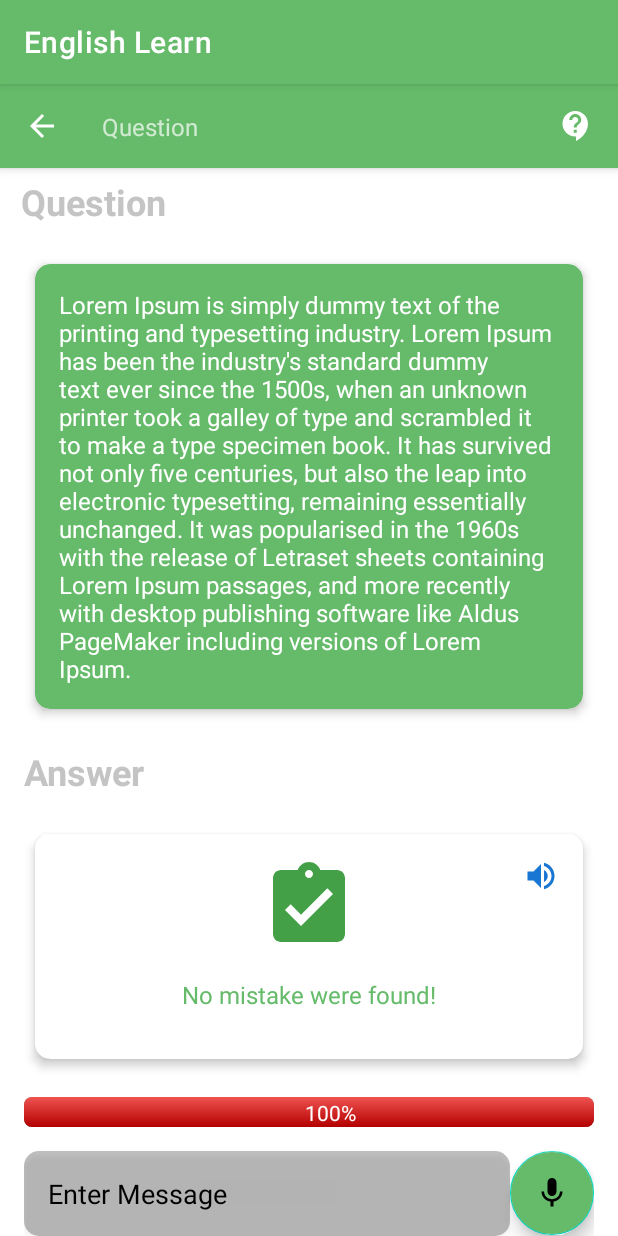
After one commit to icksannugrahaa/Pronunciation-Learning-with-Translator, an Android app: the BasicQuestionActivity screen opened directly, with no data from a screen before it, on a phone screen of 412 x 824 dp. The commit adds this screen. Run offline under Robolectric (Android 15) with nearby library versions, the light colour scheme and no system bars; 1 statement that could not run was skipped.

Commit message:
Adding Basic Question UI

```diff
--- a/apps/app/src/main/AndroidManifest.xml
+++ b/apps/app/src/main/AndroidManifest.xml
@@ -9,7 +9,9 @@
         android:roundIcon="@mipmap/ic_launcher_round"
         android:supportsRtl="true"
         android:theme="@style/Theme.EnglishLearn">
-        <activity android:name=".ui.login.LoginActivity"
+        <activity android:name=".ui.question.BasicQuestionActivity"></activity>
+        <activity
+            android:name=".ui.login.LoginActivity"
             android:theme="@style/Theme.EnglishLearn.NoActionBar" />
         <activity
             android:name=".ui.main.MainActivity"
--- a/apps/app/src/main/java/com/ninepm/english/learn/ui/main/MainActivity.kt
+++ b/apps/app/src/main/java/com/ninepm/english/learn/ui/main/MainActivity.kt
@@ -4,9 +4,9 @@ import android.content.Intent
 import androidx.appcompat.app.AppCompatActivity
 import android.os.Bundle
 import android.util.DisplayMetrics
-import com.ninepm.english.learn.R
 import com.ninepm.english.learn.databinding.ActivityMainBinding
 import com.ninepm.english.learn.ui.login.LoginActivity
+import com.ninepm.english.learn.ui.question.BasicQuestionActivity
 import com.ninepm.english.learn.utils.AnimationUtils.Companion.setAnimFlyUp
 import kotlinx.coroutines.*
 
@@ -19,7 +19,7 @@ class MainActivity : AppCompatActivity() {
         setContentView(binding.root)
         setAnim()
         binding.btnTry.setOnClickListener {
-            Intent(this, LessonActivity::class.java).apply {
+            Intent(this, BasicQuestionActivity::class.java).apply {
                 startActivity(this)
             }
         }
--- /dev/null
+++ b/apps/app/src/main/java/com/ninepm/english/learn/ui/question/BasicQuestionActivity.kt
@@ -0,0 +1,29 @@
+package com.ninepm.english.learn.ui.question
+
+import androidx.appcompat.app.AppCompatActivity
+import android.os.Bundle
+import android.view.View
+import com.ninepm.english.learn.R
+import com.ninepm.english.learn.databinding.ActivityQuestionBasicBinding
+import com.ninepm.english.learn.databinding.QuestionBasicContentDetailBinding
+
+class BasicQuestionActivity : AppCompatActivity() , View.OnClickListener {
+    private lateinit var binding: QuestionBasicContentDetailBinding
+
+    override fun onCreate(savedInstanceState: Bundle?) {
+        super.onCreate(savedInstanceState)
+        val basicQuestionActivity = ActivityQuestionBasicBinding.inflate(layoutInflater)
+        basicQuestionActivity.txtBack.setOnClickListener(this)
+        binding = basicQuestionActivity.questionBasicContentDetail
+        setSupportActionBar(basicQuestionActivity.lessonToolbar)
+        setContentView(basicQuestionActivity.root)
+    }
+
+    override fun onClick(v: View?) {
+        when(v?.id) {
+            R.id.txt_back -> {
+                finish()
+            }
+        }
+    }
+}
--- /dev/null
+++ b/apps/app/src/main/res/drawable/ic_arrow_back_white.xml
@@ -0,0 +1,5 @@
+<vector android:height="24dp" android:tint="#FFFFFF"
+    android:viewportHeight="24" android:viewportWidth="24"
+    android:width="24dp" xmlns:android="http://schemas.android.com/apk/res/android">
+    <path android:fillColor="@android:color/white" android:pathData="M20,11H7.83l5.59,-5.59L12,4l-8,8 8,8 1.41,-1.41L7.83,13H20v-2z"/>
+</vector>
--- /dev/null
+++ b/apps/app/src/main/res/drawable/ic_assignment_green.xml
@@ -0,0 +1,5 @@
+<vector android:height="64dp" android:tint="#43A047"
+    android:viewportHeight="24" android:viewportWidth="24"
+    android:width="64dp" xmlns:android="http://schemas.android.com/apk/res/android">
+    <path android:fillColor="@android:color/white" android:pathData="M19,3h-4.18C14.4,1.84 13.3,1 12,1c-1.3,0 -2.4,0.84 -2.82,2L5,3c-1.1,0 -2,0.9 -2,2v14c0,1.1 0.9,2 2,2h14c1.1,0 2,-0.9 2,-2L21,5c0,-1.1 -0.9,-2 -2,-2zM12,3c0.55,0 1,0.45 1,1s-0.45,1 -1,1 -1,-0.45 -1,-1 0.45,-1 1,-1zM10,17l-4,-4 1.41,-1.41L10,14.17l6.59,-6.59L18,9l-8,8z"/>
+</vector>
--- /dev/null
+++ b/apps/app/src/main/res/drawable/ic_contact_support_white.xml
@@ -0,0 +1,5 @@
+<vector android:autoMirrored="true" android:height="24dp"
+    android:tint="#FFFFFF" android:viewportHeight="24"
+    android:viewportWidth="24" android:width="24dp" xmlns:android="http://schemas.android.com/apk/res/android">
+    <path android:fillColor="@android:color/white" android:pathData="M11.5,2C6.81,2 3,5.81 3,10.5S6.81,19 11.5,19h0.5v3c4.86,-2.34 8,-7 8,-11.5C20,5.81 16.19,2 11.5,2zM12.5,16.5h-2v-2h2v2zM12.5,13h-2c0,-3.25 3,-3 3,-5 0,-1.1 -0.9,-2 -2,-2s-2,0.9 -2,2h-2c0,-2.21 1.79,-4 4,-4s4,1.79 4,4c0,2.5 -3,2.75 -3,5z"/>
+</vector>
--- /dev/null
+++ b/apps/app/src/main/res/drawable/ic_mic_white.xml
@@ -0,0 +1,5 @@
+<vector android:height="24dp" android:tint="#FFFFFF"
+    android:viewportHeight="24" android:viewportWidth="24"
+    android:width="24dp" xmlns:android="http://schemas.android.com/apk/res/android">
+    <path android:fillColor="@android:color/white" android:pathData="M12,14c1.66,0 2.99,-1.34 2.99,-3L15,5c0,-1.66 -1.34,-3 -3,-3S9,3.34 9,5v6c0,1.66 1.34,3 3,3zM17.3,11c0,3 -2.54,5.1 -5.3,5.1S6.7,14 6.7,11L5,11c0,3.41 2.72,6.23 6,6.72L11,21h2v-3.28c3.28,-0.48 6,-3.3 6,-6.72h-1.7z"/>
+</vector>
--- /dev/null
+++ b/apps/app/src/main/res/drawable/ic_volume_up_blue.xml
@@ -0,0 +1,5 @@
+<vector android:height="24dp" android:tint="#1976D2"
+    android:viewportHeight="24" android:viewportWidth="24"
+    android:width="24dp" xmlns:android="http://schemas.android.com/apk/res/android">
+    <path android:fillColor="@android:color/white" android:pathData="M3,9v6h4l5,5L12,4L7,9L3,9zM16.5,12c0,-1.77 -1.02,-3.29 -2.5,-4.03v8.05c1.48,-0.73 2.5,-2.25 2.5,-4.02zM14,3.23v2.06c2.89,0.86 5,3.54 5,6.71s-2.11,5.85 -5,6.71v2.06c4.01,-0.91 7,-4.49 7,-8.77s-2.99,-7.86 -7,-8.77z"/>
+</vector>
--- /dev/null
+++ b/apps/app/src/main/res/drawable/progress_bar_custom.xml
@@ -0,0 +1,40 @@
+<?xml version="1.0" encoding="utf-8"?>
+<layer-list xmlns:android="http://schemas.android.com/apk/res/android">
+    <item android:id="@android:id/background">
+        <shape>
+            <corners android:radius="5dip" />
+            <gradient
+                android:angle="270"
+                android:centerColor="#ff5a5d5a"
+                android:centerY="0.75"
+                android:endColor="#ff747674"
+                android:startColor="#ff9d9e9d" />
+        </shape>
+    </item>
+
+    <item android:id="@android:id/secondaryProgress">
+        <clip>
+            <shape>
+                <corners android:radius="5dip" />
+                <gradient
+                    android:angle="270"
+                    android:centerColor="#80ffb600"
+                    android:centerY="0.75"
+                    android:endColor="#a0ffcb00"
+                    android:startColor="#80ffd300" />
+            </shape>
+        </clip>
+    </item>
+    <item android:id="@android:id/progress">
+        <clip>
+            <shape>
+                <corners android:radius="5dip" />
+                <gradient
+                    android:angle="270"
+                    android:endColor="#B30000"
+                    android:startColor="#EF5350" />
+            </shape>
+        </clip>
+    </item>
+
+</layer-list>
--- /dev/null
+++ b/apps/app/src/main/res/drawable/rounded_btn.xml
@@ -0,0 +1,6 @@
+<?xml version="1.0" encoding="utf-8"?>
+<shape xmlns:android="http://schemas.android.com/apk/res/android"
+    android:shape="rectangle">
+    <corners android:radius="10dp"/>
+    <solid android:color="#42000000" />
+</shape>
--- /dev/null
+++ b/apps/app/src/main/res/layout/activity_question_basic.xml
@@ -0,0 +1,79 @@
+<?xml version="1.0" encoding="utf-8"?>
+<androidx.coordinatorlayout.widget.CoordinatorLayout xmlns:android="http://schemas.android.com/apk/res/android"
+    xmlns:app="http://schemas.android.com/apk/res-auto"
+    xmlns:tools="http://schemas.android.com/tools"
+    android:layout_width="match_parent"
+    android:layout_height="match_parent">
+
+    <com.google.android.material.appbar.AppBarLayout
+        android:id="@+id/appBarLayout"
+        android:layout_width="match_parent"
+        android:layout_height="wrap_content"
+        android:theme="@style/ThemeOverlay.MaterialComponents.Dark.ActionBar">
+
+        <androidx.appcompat.widget.Toolbar
+            android:id="@+id/lesson_toolbar"
+            android:layout_width="match_parent"
+            android:layout_height="?attr/actionBarSize"
+            android:background="@color/green_200"
+            app:popupTheme="@style/ThemeOverlay.MaterialComponents.Light">
+
+            <androidx.constraintlayout.widget.ConstraintLayout
+                android:layout_width="match_parent"
+                android:layout_height="wrap_content">
+
+                <ImageButton
+                    android:id="@+id/btn_back"
+                    android:layout_width="wrap_content"
+                    android:layout_height="wrap_content"
+                    android:background="@color/transparent"
+                    android:src="@drawable/ic_arrow_back_white"
+                    app:layout_constraintBottom_toBottomOf="parent"
+                    app:layout_constraintEnd_toEndOf="parent"
+                    app:layout_constraintHorizontal_bias="0.0"
+                    app:layout_constraintStart_toStartOf="parent"
+                    app:layout_constraintTop_toTopOf="parent"
+                    app:layout_constraintVertical_bias="0.481" />
+
+                <TextView
+                    android:id="@+id/txt_back"
+                    android:layout_width="wrap_content"
+                    android:layout_height="wrap_content"
+                    android:layout_marginStart="28dp"
+                    android:text="@string/question"
+                    android:textSize="16sp"
+                    app:layout_constraintBottom_toBottomOf="@+id/btn_back"
+                    app:layout_constraintStart_toEndOf="@+id/btn_back"
+                    app:layout_constraintTop_toTopOf="@+id/btn_back" />
+
+
+                <ImageView
+                    android:id="@+id/img_status"
+                    android:layout_width="wrap_content"
+                    android:layout_height="wrap_content"
+                    android:src="@drawable/ic_contact_support_white"
+                    android:paddingEnd="16dp"
+                    app:layout_constraintBottom_toBottomOf="parent"
+                    app:layout_constraintEnd_toEndOf="parent"
+                    app:layout_constraintTop_toTopOf="parent"
+                    tools:ignore="RtlSymmetry" />
+
+            </androidx.constraintlayout.widget.ConstraintLayout>
+
+        </androidx.appcompat.widget.Toolbar>
+
+    </com.google.android.material.appbar.AppBarLayout>
+
+    <androidx.core.widget.NestedScrollView
+        android:id="@+id/question_nsv"
+        android:layout_width="match_parent"
+        android:layout_height="match_parent"
+        app:layout_behavior="@string/appbar_scrolling_view_behavior">
+
+
+        <include
+            android:id="@+id/question_basic_content_detail"
+            layout="@layout/question_basic_content_detail" />
+    </androidx.core.widget.NestedScrollView>
+
+</androidx.coordinatorlayout.widget.CoordinatorLayout>
--- /dev/null
+++ b/apps/app/src/main/res/layout/question_basic_content_detail.xml
@@ -0,0 +1,179 @@
+<?xml version="1.0" encoding="utf-8"?>
+<androidx.constraintlayout.widget.ConstraintLayout
+    xmlns:android="http://schemas.android.com/apk/res/android"
+    xmlns:app="http://schemas.android.com/apk/res-auto"
+    xmlns:tools="http://schemas.android.com/tools"
+    android:layout_width="match_parent"
+    android:layout_height="match_parent">
+
+    <TextView
+        android:id="@+id/txt_question"
+        android:layout_width="wrap_content"
+        android:layout_height="wrap_content"
+        android:layout_marginTop="16dp"
+        android:text="@string/question"
+        android:textSize="24sp"
+        android:textStyle="bold"
+        android:textColor="@color/grey_200"
+        app:layout_constraintEnd_toEndOf="parent"
+        app:layout_constraintHorizontal_bias="0.045"
+        app:layout_constraintStart_toStartOf="parent"
+        app:layout_constraintTop_toTopOf="parent" />
+
+    <androidx.cardview.widget.CardView
+        android:id="@+id/cv_question"
+        android:layout_width="match_parent"
+        android:layout_height="wrap_content"
+        android:layout_marginStart="16dp"
+        android:layout_marginEnd="16dp"
+        android:layout_marginTop="16dp"
+        android:backgroundTint="@color/green_200"
+        android:orientation="vertical"
+        app:cardCornerRadius="10dp"
+        app:cardElevation="4dp"
+        app:cardMaxElevation="4dp"
+        app:cardUseCompatPadding="true"
+        app:layout_constraintEnd_toEndOf="parent"
+        app:layout_constraintStart_toStartOf="@+id/txt_question"
+        app:layout_constraintTop_toBottomOf="@+id/txt_question">
+
+        <TextView
+            android:id="@+id/tv_lesson_text"
+            android:layout_width="wrap_content"
+            android:layout_height="wrap_content"
+            android:padding="16dp"
+            android:text="@string/question_test"
+            android:textColor="@color/white"
+            android:textSize="16sp" />
+    </androidx.cardview.widget.CardView>
+
+    <TextView
+        android:id="@+id/txt_correction"
+        android:layout_width="wrap_content"
+        android:layout_height="wrap_content"
+        android:layout_marginTop="16dp"
+        android:text="@string/answer"
+        android:textSize="24sp"
+        android:textStyle="bold"
+        android:textColor="@color/grey_200"
+        app:layout_constraintEnd_toEndOf="parent"
+        app:layout_constraintHorizontal_bias="0.006"
+        app:layout_constraintStart_toStartOf="@+id/txt_question"
+        app:layout_constraintTop_toBottomOf="@+id/cv_question" />
+
+    <androidx.cardview.widget.CardView
+        android:id="@+id/cv_correction"
+        android:layout_width="match_parent"
+        android:layout_height="wrap_content"
+        android:layout_marginStart="16dp"
+        android:layout_marginEnd="16dp"
+        android:layout_marginTop="16dp"
+        android:orientation="vertical"
+        app:cardCornerRadius="10dp"
+        app:cardElevation="4dp"
+        app:cardMaxElevation="4dp"
+        app:cardUseCompatPadding="true"
+        app:layout_constraintStart_toStartOf="@+id/txt_question"
+        app:layout_constraintTop_toBottomOf="@+id/txt_correction">
+
+        <androidx.constraintlayout.widget.ConstraintLayout
+            android:id="@+id/film_container"
+            android:layout_width="match_parent"
+            android:layout_height="wrap_content"
+            android:padding="16dp">
+
+            <ImageButton
+                android:id="@+id/img_answer_play"
+                android:layout_width="wrap_content"
+                android:layout_height="wrap_content"
+                android:background="@color/transparent"
+                android:src="@drawable/ic_volume_up_blue"
+                app:layout_constraintEnd_toEndOf="parent"
+                app:layout_constraintHorizontal_bias="1.0"
+                app:layout_constraintStart_toStartOf="parent"
+                app:layout_constraintTop_toTopOf="parent" />
+
+            <ImageView
+                android:id="@+id/img_answer_status"
+                android:layout_width="wrap_content"
+                android:layout_height="wrap_content"
+                android:layout_gravity="center"
+                android:src="@drawable/ic_assignment_green"
+                app:layout_constraintEnd_toEndOf="parent"
+                app:layout_constraintStart_toStartOf="parent"
+                app:layout_constraintTop_toTopOf="parent" />
+
+            <TextView
+                android:id="@+id/tv_lesson_correction"
+                android:layout_width="wrap_content"
+                android:layout_height="wrap_content"
+                android:padding="16dp"
+                android:text="@string/no_mistake_were_found"
+                android:textSize="16sp"
+                android:textColor="@color/green_200"
+                app:layout_constraintEnd_toEndOf="@+id/img_answer_status"
+                app:layout_constraintStart_toStartOf="@+id/img_answer_status"
+                app:layout_constraintTop_toBottomOf="@+id/img_answer_status" />
+
+        </androidx.constraintlayout.widget.ConstraintLayout>
+    </androidx.cardview.widget.CardView>
+
+    <ProgressBar
+        android:id="@+id/progress_bar_horizontal"
+        style="@android:style/Widget.ProgressBar.Horizontal"
+        android:layout_width="match_parent"
+        android:layout_height="wrap_content"
+        android:layout_marginTop="16dp"
+        android:layout_marginStart="16dp"
+        android:layout_marginEnd="16dp"
+        android:progress="100"
+        android:progressDrawable="@drawable/progress_bar_custom"
+        app:layout_constraintEnd_toEndOf="@+id/cv_correction"
+        app:layout_constraintStart_toStartOf="@+id/cv_correction"
+        app:layout_constraintTop_toBottomOf="@+id/cv_correction" />
+
+    <TextView
+        android:id="@+id/tv_progress_bar"
+        android:layout_width="wrap_content"
+        android:layout_height="wrap_content"
+        android:text="@string/progress"
+        android:gravity="center"
+        android:textColor="@color/white"
+        app:layout_constraintBottom_toBottomOf="@+id/progress_bar_horizontal"
+        app:layout_constraintEnd_toEndOf="@id/progress_bar_horizontal"
+        app:layout_constraintStart_toStartOf="@+id/progress_bar_horizontal"
+        app:layout_constraintTop_toTopOf="@+id/progress_bar_horizontal"
+        app:layout_constraintVertical_bias="1.0" />
+
+    <RelativeLayout
+        android:id="@+id/bottomLay"
+        android:layout_width="match_parent"
+        android:layout_height="wrap_content"
+        android:layout_margin="16dp"
+        android:layout_alignParentBottom="true"
+        app:layout_constraintEnd_toEndOf="parent"
+        app:layout_constraintStart_toStartOf="parent"
+        app:layout_constraintTop_toBottomOf="@+id/progress_bar_horizontal">
+
+        <EditText
+            android:id="@+id/enter_msg"
+            android:layout_width="match_parent"
+            android:layout_height="wrap_content"
+            android:layout_centerVertical="true"
+            android:padding="16dp"
+            android:elevation="2dp"
+            android:layout_toStartOf="@id/btn_act_record"
+            android:background="@drawable/rounded_btn"
+            android:hint="@string/enter_message"
+            android:textColorHint="@color/black" />
+
+        <com.google.android.material.floatingactionbutton.FloatingActionButton
+            android:id="@+id/btn_act_record"
+            android:layout_width="wrap_content"
+            android:layout_height="wrap_content"
+            android:layout_alignParentEnd="true"
+            android:backgroundTint="@color/green_200"
+            app:srcCompat="@drawable/ic_mic_white" />
+
+    </RelativeLayout>
+</androidx.constraintlayout.widget.ConstraintLayout>
--- a/apps/app/src/main/res/values/strings.xml
+++ b/apps/app/src/main/res/values/strings.xml
@@ -11,4 +11,10 @@
     <string name="password">Password</string>
     <string name="register">Register</string>
     <string name="signin">Sign In</string>
+    <string name="enter_message">Enter Message</string>
+    <string name="progress">100%</string>
+    <string name="question">Question</string>
+    <string name="no_mistake_were_found">No mistake were found!</string>
+    <string name="answer">Answer</string>
+    <string name="question_test">Lorem Ipsum is simply dummy text of the printing and typesetting industry. Lorem Ipsum has been the industry\'s standard dummy text ever since the 1500s, when an unknown printer took a galley of type and scrambled it to make a type specimen book. It has survived not only five centuries, but also the leap into electronic typesetting, remaining essentially unchanged. It was popularised in the 1960s with the release of Letraset sheets containing Lorem Ipsum passages, and more recently with desktop publishing software like Aldus PageMaker including versions of Lorem Ipsum.</string>
 </resources>
```
